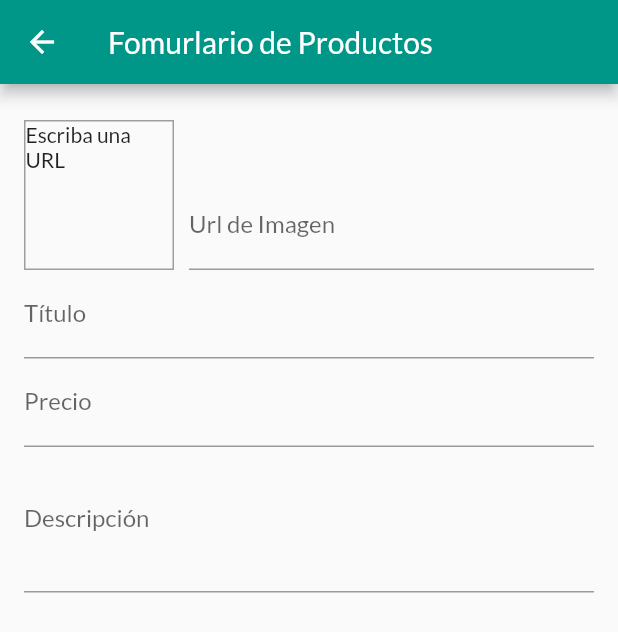
After one commit to JHeisecke/shop_app, a Flutter app: the ProductFormScreen screen opened by its route, on a phone screen of 412 x 824 dp. The commit adds this screen. Shown: the top 632 px of the screen. Run offline on Flutter 3.47's test engine with Material 2 defaults, Android fonts, the phone set to English and light mode, and no system bars; network calls fail.

Commit message:
Agrega una pantalla de formulario para productos

```diff
--- a/lib/main.dart
+++ b/lib/main.dart
@@ -9,6 +9,7 @@ import './widgets/screens/products_screen.dart';
 import './widgets/screens/product_detail_screen.dart';
 import './widgets/screens/cart_screen.dart';
 import './widgets/screens/user_products_screen.dart';
+import './widgets/screens/product_form_screen.dart';
 
 void main() {
   runApp(MyApp());
@@ -43,6 +44,7 @@ class MyApp extends StatelessWidget {
           CartScreen.routeName: (ctx) => CartScreen(),
           OrdersScreen.routeName: (ctx) => OrdersScreen(),
           UserProductsScreen.routeName: (ctx) => UserProductsScreen(),
+          ProductFormScreen.routeName: (ctx) => ProductFormScreen(),
         },
       ),
     );
--- /dev/null
+++ b/lib/widgets/screens/product_form_screen.dart
@@ -0,0 +1,106 @@
+import 'package:flutter/material.dart';
+
+class ProductFormScreen extends StatefulWidget {
+  static const routeName = "/manage-products";
+  @override
+  _ProductFormScreenState createState() => _ProductFormScreenState();
+}
+
+class _ProductFormScreenState extends State<ProductFormScreen> {
+  final _imageUrlController = TextEditingController();
+  final _imageUrlFocusNode = FocusNode();
+
+  @override
+  void initState() {
+    _imageUrlFocusNode.addListener(_updateImageUrl);
+    super.initState();
+  }
+
+  @override
+  void dispose() {
+    _imageUrlFocusNode.dispose();
+    _imageUrlFocusNode.removeListener(_updateImageUrl);
+    super.dispose();
+  }
+
+  void _updateImageUrl() {
+    if (!_imageUrlFocusNode.hasFocus) {
+      setState(() {});
+    }
+  }
+
+  @override
+  Widget build(BuildContext context) {
+    return Scaffold(
+      appBar: AppBar(
+        title: const Text('Fomurlario de Productos'),
+      ),
+      body: Padding(
+        padding: const EdgeInsets.all(16),
+        child: Form(
+          child: SingleChildScrollView(
+            child: Column(
+              children: [
+                Row(
+                  crossAxisAlignment: CrossAxisAlignment.end,
+                  children: [
+                    Container(
+                      width: 100,
+                      height: 100,
+                      margin: const EdgeInsets.only(
+                        top: 8,
+                        right: 10,
+                      ),
+                      decoration: BoxDecoration(
+                        border: Border.all(
+                          width: 1,
+                          color: Colors.grey,
+                        ),
+                      ),
+                      child: _imageUrlController.text.isEmpty
+                          ? Text('Escriba una URL')
+                          : FittedBox(
+                              child: Image.network(
+                                _imageUrlController.text,
+                                fit: BoxFit.cover,
+                              ),
+                            ),
+                    ),
+                    Expanded(
+                      child: TextFormField(
+                        decoration: InputDecoration(labelText: 'Url de Imagen'),
+                        keyboardType: TextInputType.url,
+                        textInputAction: TextInputAction.next,
+                        controller: _imageUrlController,
+                        focusNode: _imageUrlFocusNode,
+                        onEditingComplete: () {
+                          setState(() {});
+                        },
+                      ),
+                    ),
+                  ],
+                ),
+                TextFormField(
+                  decoration: InputDecoration(labelText: 'Título'),
+                  textInputAction: TextInputAction.next,
+                ),
+                TextFormField(
+                  decoration: InputDecoration(labelText: 'Precio'),
+                  textInputAction: TextInputAction.next,
+                  keyboardType: TextInputType.number,
+                ),
+                TextFormField(
+                  decoration: InputDecoration(labelText: 'Descripción'),
+                  textInputAction: TextInputAction.done,
+                  maxLines: 3,
+                  //onFieldSubmitted: (_) => FocusScope.of(context)
+                  // .unfocus(), // submit and hide keyboard
+                ),
+              ],
+            ),
+          ),
+        ),
+      ),
+    );
+  }
+}
--- a/lib/widgets/screens/user_products_screen.dart
+++ b/lib/widgets/screens/user_products_screen.dart
@@ -1,6 +1,7 @@
 import 'package:flutter/material.dart';
 import 'package:provider/provider.dart';
 
+import '../screens/product_form_screen.dart';
 import '../../providers/products_state.dart';
 import '../items/user_product_item.dart';
 import '../app_drawer.dart';
@@ -16,7 +17,9 @@ class UserProductsScreen extends StatelessWidget {
         actions: [
           IconButton(
             icon: const Icon(Icons.add),
-            onPressed: () {},
+            onPressed: () {
+              Navigator.of(context).pushNamed(ProductFormScreen.routeName);
+            },
           ),
         ],
       ),
```
